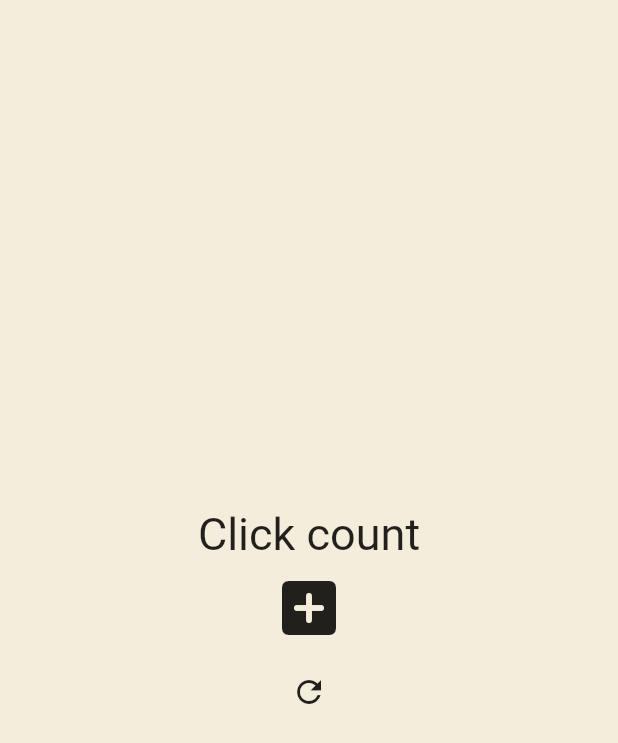
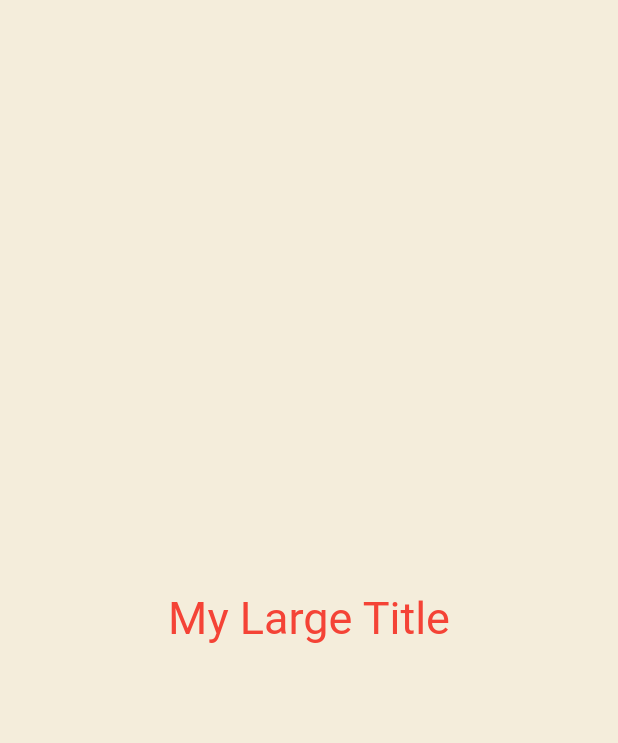
Before and after one commit to helious23/toonflix_2, a Flutter app: the screen it shows after launch, on a phone screen of 412 x 824 dp. Shown: the top 743 px of the screen. Run offline on Flutter 3.47's test engine with Material 2 defaults, Android fonts, the phone set to English and light mode, and no system bars.

Commit message:
4.3 BuildContext

```diff
--- a/lib/main.dart
+++ b/lib/main.dart
@@ -14,48 +14,23 @@ class App extends StatefulWidget {
 class _AppState extends State<App> {
   List<int> numbers = [];
 
-  void onClicked() {
-    setState(() {
-      numbers.add(numbers.length);
-    });
-  }
-
-  void onRefreshed() {
-    setState(() {
-      numbers = [];
-    });
-  }
-
   @override
   Widget build(BuildContext context) {
     return MaterialApp(
-      home: Scaffold(
-        backgroundColor: const Color(0xFFF4EDDB),
+      theme: ThemeData(
+        textTheme: const TextTheme(
+          titleLarge: TextStyle(
+            color: Colors.red,
+          ),
+        ),
+      ),
+      home: const Scaffold(
+        backgroundColor: Color(0xFFF4EDDB),
         body: Center(
           child: Column(
             mainAxisAlignment: MainAxisAlignment.center,
             children: [
-              const Text(
-                'Click count',
-                style: TextStyle(
-                  fontSize: 30,
-                ),
-              ),
-              for (var num in numbers) Text('$num'),
-              IconButton(
-                iconSize: 48,
-                onPressed: onClicked,
-                icon: const Icon(
-                  Icons.add_box_rounded,
-                ),
-              ),
-              IconButton(
-                iconSize: 24,
-                onPressed: onRefreshed,
-                icon: const Icon(
-                  Icons.refresh,
-                ),
-              ),
+              MyLargeTitle(),
             ],
           ),
         ),
@@ -63,3 +38,20 @@ class _AppState extends State<App> {
     );
   }
 }
+
+class MyLargeTitle extends StatelessWidget {
+  const MyLargeTitle({
+    super.key,
+  });
+
+  @override
+  Widget build(BuildContext context) {
+    return Text(
+      'My Large Title',
+      style: TextStyle(
+        fontSize: 30,
+        color: Theme.of(context).textTheme.titleLarge?.color,
+      ),
+    );
+  }
+}
```
